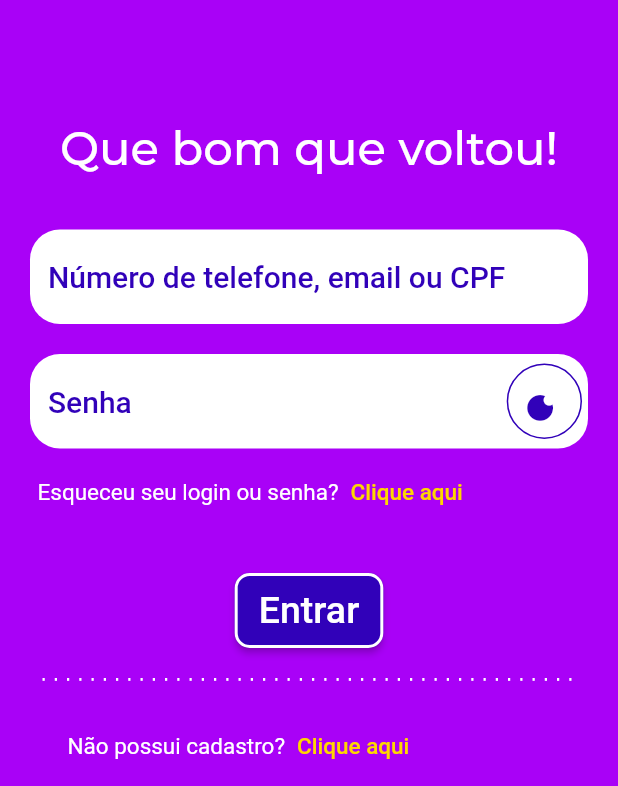
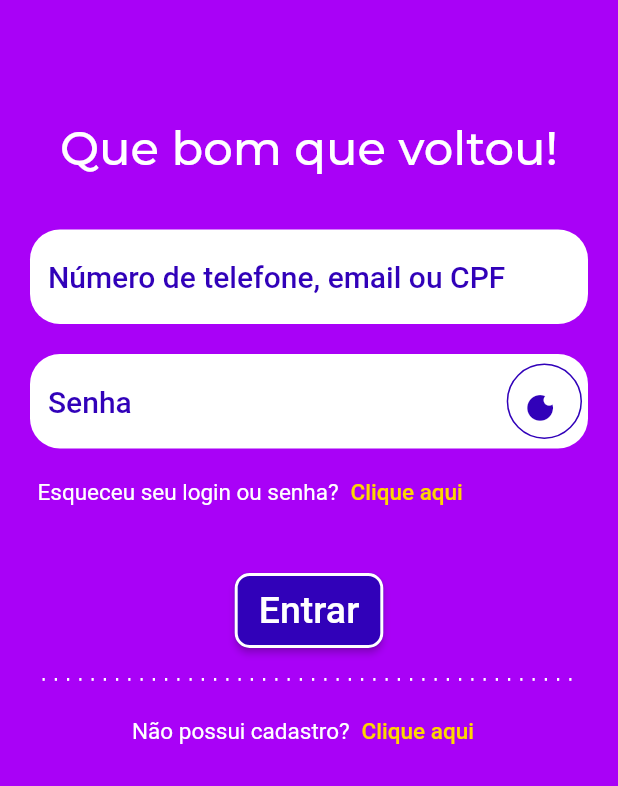
Before and after one commit to juanpablooviedo/equipe-2, a Flutter app: the screen it shows after launch, on a phone screen of 412 x 824 dp, the part 450-1236 px from its top. Run offline on Flutter 3.47's test engine with Material 2 defaults, Android fonts, the phone set to English and light mode, and no system bars; our stand-ins replace google_fonts; Roboto replaces fonts that are missing (Montserrat-SemiBold, Tahoma).

Commit message:
login OKAY

```diff
--- a/lib/View/Login/components/login_access.dart
+++ b/lib/View/Login/components/login_access.dart
@@ -29,6 +29,8 @@ class _LoginAccessState extends State<LoginAccess> {
             margin: EdgeInsets.all(20.0),
             child: Column(children: [
               TextFormField(
+                maxLines: 1,
+                minLines: 1,
                 controller: _ctrlLogin,
                 validator: (value) {
                   if (value!.isEmpty) {
@@ -48,11 +50,14 @@ class _LoginAccessState extends State<LoginAccess> {
                       borderRadius: BorderRadius.circular(20.0),
                     ),
                     fillColor: Colors.white,
-                      filled: true)),
+                    filled: true),
+              ),
               SizedBox(
                 height: 20,
               ),
               TextFormField(
+                maxLines: 1,
+                minLines: 1,
                 controller: _ctrlSenha,
                 validator: (value) {
                   if (value!.isEmpty) {
@@ -156,8 +161,10 @@ class _LoginAccessState extends State<LoginAccess> {
                     ),
                     Center(
                       child: Container(
-                        margin: EdgeInsets.all(20.0),
+                        margin: EdgeInsets.only(top: 10),
                         child: Row(
+                          mainAxisAlignment: MainAxisAlignment.center,
+                          crossAxisAlignment: CrossAxisAlignment.center,
                           children: [
                             Text("Não possui cadastro?",
                                 style: TextStyle(
```
Lines whose indentation alone changed are shown as unchanged.
